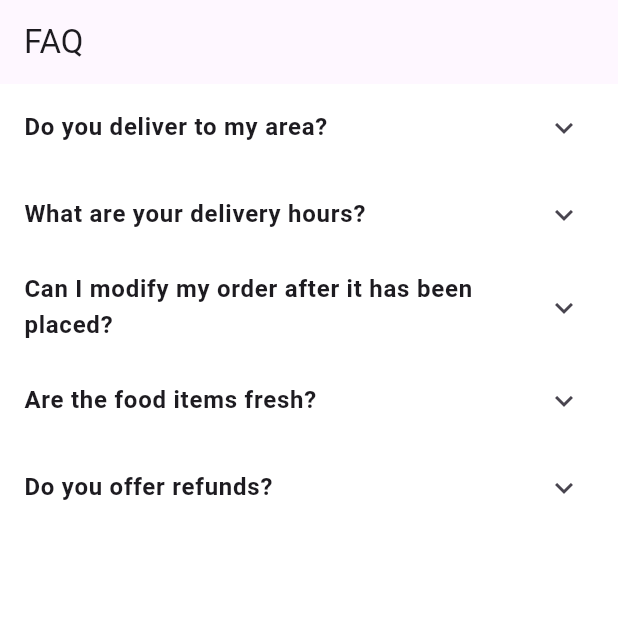
After one commit to Q00R/bite-express, a Flutter app: the MorePage screen opened directly, after a tap on "FAQ", on a phone screen of 412 x 824 dp, the top half of it. The commit adds this screen. Run offline on Flutter 3.47's test engine with Material 3 defaults, Android fonts, the phone set to English and light mode, and no system bars; our stand-ins replace carousel_slider, flutter_rating_bar, image_picker; missing offline and left inert: animation_search_bar, side_sheet; network calls fail.

Commit message:
added faq page

```diff
--- /dev/null
+++ b/biteexpress/lib/pages/FAQ.dart
@@ -0,0 +1,86 @@
+import 'package:flutter/material.dart';
+
+class FAQApp extends StatelessWidget {
+  @override
+  Widget build(BuildContext context) {
+    return MaterialApp(
+      title: 'FAQ',
+      theme: ThemeData(
+        primaryColor: Colors.orange,
+        scaffoldBackgroundColor: Colors.white,
+      ),
+      home: FAQPage(),
+    );
+  }
+}
+
+class FAQPage extends StatelessWidget {
+  final List<FAQItem> faqs = [
+    FAQItem(
+      question: 'Do you deliver to my area?',
+      answer:
+          'We currently deliver to select areas. You can check if we deliver to your area by entering your address during the checkout process.',
+    ),
+    FAQItem(
+      question: 'What are your delivery hours?',
+      answer:
+          'Our delivery hours vary depending on your location and the day of the week. You can view available delivery slots during the checkout process.',
+    ),
+    FAQItem(
+      question: 'Can I modify my order after it has been placed?',
+      answer:
+          'Unfortunately, we are unable to modify orders once they have been placed. However, you can cancel your order and place a new one with the desired modifications.',
+    ),
+    FAQItem(
+      question: 'Are the food items fresh?',
+      answer:
+          'Yes, all our food items are sourced fresh and are of the highest quality. We ensure that our products meet strict quality standards.',
+    ),
+    FAQItem(
+      question: 'Do you offer refunds?',
+      answer:
+          'We offer refunds for items that are damaged or spoiled. Please contact our customer support team within 24 hours of receiving your order to request a refund.',
+    ),
+  ];
+
+  @override
+  Widget build(BuildContext context) {
+    return Scaffold(
+      appBar: AppBar(
+        title: Text('FAQ'),
+      ),
+      body: ListView.builder(
+        itemCount: faqs.length,
+        itemBuilder: (context, index) {
+          return ExpansionTile(
+            title: Text(
+              faqs[index].question,
+              style: TextStyle(
+                fontWeight: FontWeight.bold,
+              ),
+            ),
+            children: <Widget>[
+              Padding(
+                padding: const EdgeInsets.all(16.0),
+                child: Text(
+                  faqs[index].answer,
+                  style: TextStyle(fontSize: 16),
+                ),
+              ),
+            ],
+          );
+        },
+      ),
+    );
+  }
+}
+
+class FAQItem {
+  final String question;
+  final String answer;
+
+  FAQItem({
+    required this.question,
+    required this.answer,
+  });
+}
--- a/biteexpress/lib/pages/MorePage.dart
+++ b/biteexpress/lib/pages/MorePage.dart
@@ -1,7 +1,8 @@
 import 'package:biteexpress/pages/ContactUs.dart';
+import 'package:biteexpress/pages/FAQ.dart';
 import 'package:flutter/material.dart';
 import './ProfilePage.dart';
-import 'addProduct.dart'; // Import the AddProductPage
+import 'addProduct.dart';
 
 class MorePage extends StatelessWidget {
   @override
@@ -50,10 +51,13 @@ class MorePage extends StatelessWidget {
             },
           ),
           _buildNavigationItem(
-            text: 'Help',
+            text: 'FAQ',
             icon: Icons.help_center,
             onTap: () {
-              // Add sign out logic
+              Navigator.push(
+                context,
+                MaterialPageRoute(builder: (context) => FAQApp()),
+              );
             },
           ),
           _buildNavigationItem(
```
